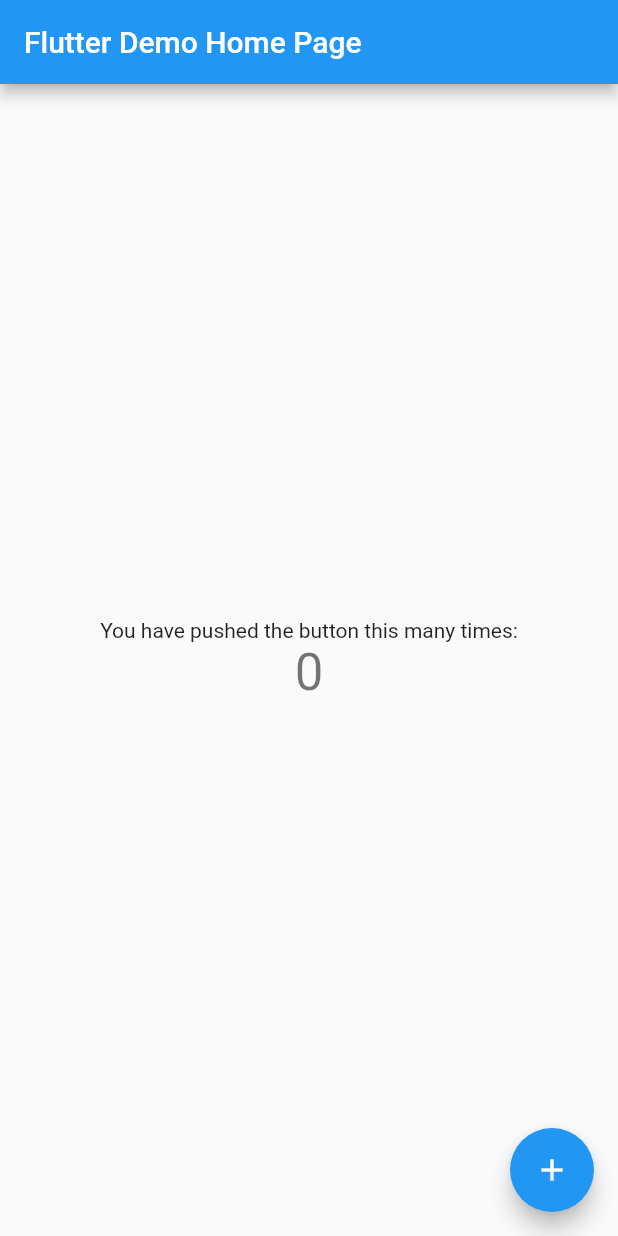
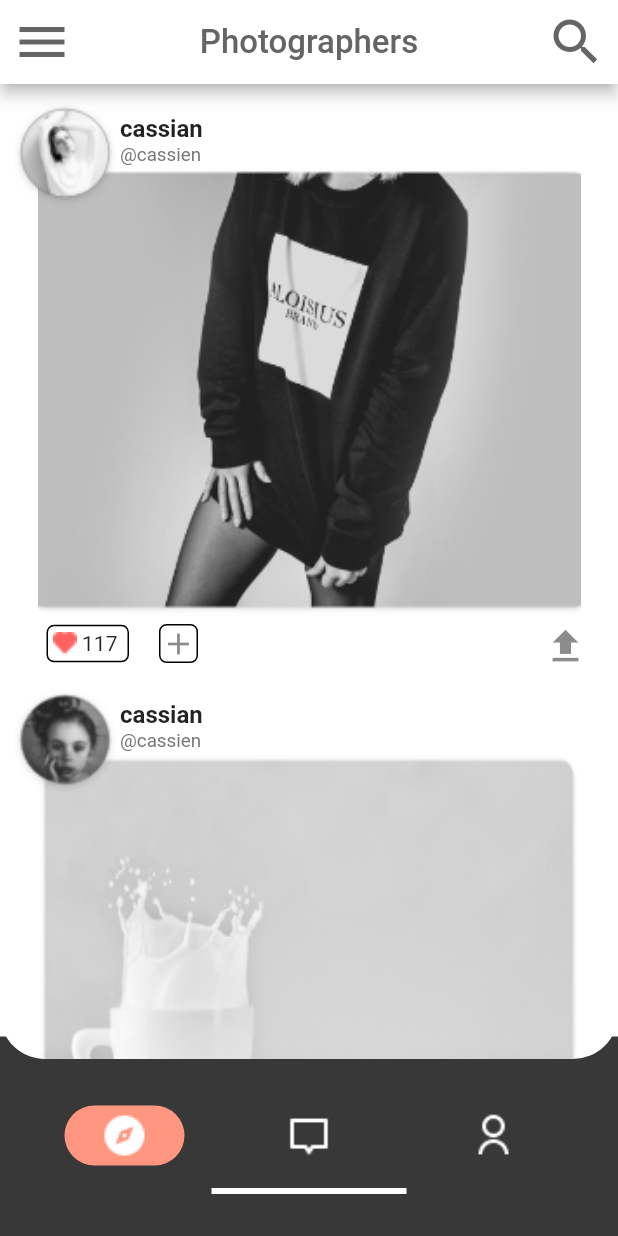
Before and after one commit to moizdev7/task1, a Flutter app: the screen it shows after launch, on a phone screen of 412 x 824 dp. Run offline on Flutter 3.47's test engine with Material 2 defaults, Android fonts, the phone set to English and light mode, and no system bars.

Commit message:
Adding Screen

```diff
--- /dev/null
+++ b/lib/app/tas1.dart
@@ -0,0 +1,13 @@
+import 'package:flutter/material.dart';
+import 'package:task1/screen/home.dart';
+
+class Task1 extends StatelessWidget {
+  const Task1({Key? key}) : super(key: key);
+
+  @override
+  Widget build(BuildContext context) {
+    return MaterialApp(
+      home: Home(),
+    );
+  }
+}
--- a/lib/main.dart
+++ b/lib/main.dart
@@ -1,113 +1,7 @@
-import 'package:flutter/material.dart';
+import 'package:flutter/cupertino.dart';
 
-void main() {
-  runApp(MyApp());
+import 'app/tas1.dart';
+
+void main(List<String> args) {
+  runApp(Task1());
 }
-
-class MyApp extends StatelessWidget {
-  // This widget is the root of your application.
-  @override
-  Widget build(BuildContext context) {
-    return MaterialApp(
-      title: 'Flutter Demo',
-      theme: ThemeData(
-        // This is the theme of your application.
-        //
-        // Try running your application with "flutter run". You'll see the
-        // application has a blue toolbar. Then, without quitting the app, try
-        // changing the primarySwatch below to Colors.green and then invoke
-        // "hot reload" (press "r" in the console where you ran "flutter run",
-        // or simply save your changes to "hot reload" in a Flutter IDE).
-        // Notice that the counter didn't reset back to zero; the application
-        // is not restarted.
-        primarySwatch: Colors.blue,
-      ),
-      home: MyHomePage(title: 'Flutter Demo Home Page'),
-    );
-  }
-}
-
-class MyHomePage extends StatefulWidget {
-  MyHomePage({Key? key, required this.title}) : super(key: key);
-
-  // This widget is the home page of your application. It is stateful, meaning
-  // that it has a State object (defined below) that contains fields that affect
-  // how it looks.
-
-  // This class is the configuration for the state. It holds the values (in this
-  // case the title) provided by the parent (in this case the App widget) and
-  // used by the build method of the State. Fields in a Widget subclass are
-  // always marked "final".
-
-  final String title;
-
-  @override
-  _MyHomePageState createState() => _MyHomePageState();
-}
-
-class _MyHomePageState extends State<MyHomePage> {
-  int _counter = 0;
-
-  void _incrementCounter() {
-    setState(() {
-      // This call to setState tells the Flutter framework that something has
-      // changed in this State, which causes it to rerun the build method below
-      // so that the display can reflect the updated values. If we changed
-      // _counter without calling setState(), then the build method would not be
-      // called again, and so nothing would appear to happen.
-      _counter++;
-    });
-  }
-
-  @override
-  Widget build(BuildContext context) {
-    // This method is rerun every time setState is called, for instance as done
-    // by the _incrementCounter method above.
-    //
-    // The Flutter framework has been optimized to make rerunning build methods
-    // fast, so that you can just rebuild anything that needs updating rather
-    // than having to individually change instances of widgets.
-    return Scaffold(
-      appBar: AppBar(
-        // Here we take the value from the MyHomePage object that was created by
-        // the App.build method, and use it to set our appbar title.
-        title: Text(widget.title),
-      ),
-      body: Center(
-        // Center is a layout widget. It takes a single child and positions it
-        // in the middle of the parent.
-        child: Column(
-          // Column is also a layout widget. It takes a list of children and
-          // arranges them vertically. By default, it sizes itself to fit its
-          // children horizontally, and tries to be as tall as its parent.
-          //
-          // Invoke "debug painting" (press "p" in the console, choose the
-          // "Toggle Debug Paint" action from the Flutter Inspector in Android
-          // Studio, or the "Toggle Debug Paint" command in Visual Studio Code)
-          // to see the wireframe for each widget.
-          //
-          // Column has various properties to control how it sizes itself and
-          // how it positions its children. Here we use mainAxisAlignment to
-          // center the children vertically; the main axis here is the vertical
-          // axis because Columns are vertical (the cross axis would be
-          // horizontal).
-          mainAxisAlignment: MainAxisAlignment.center,
-          children: <Widget>[
-            Text(
-              'You have pushed the button this many times:',
-            ),
-            Text(
-              '$_counter',
-              style: Theme.of(context).textTheme.headline4,
-            ),
-          ],
-        ),
-      ),
-      floatingActionButton: FloatingActionButton(
-        onPressed: _incrementCounter,
-        tooltip: 'Increment',
-        child: Icon(Icons.add),
-      ), // This trailing comma makes auto-formatting nicer for build methods.
-    );
-  }
-}
--- /dev/null
+++ b/lib/screen/home.dart
@@ -0,0 +1,398 @@
+import 'package:flutter/cupertino.dart';
+import 'package:flutter/material.dart';
+
+class Home extends StatelessWidget {
+  const Home({Key? key}) : super(key: key);
+
+  @override
+  Widget build(BuildContext context) {
+    return SafeArea(
+      child: Scaffold(
+          backgroundColor: Colors.white,
+          appBar: AppBar(
+            foregroundColor: Color(0xFF656565),
+            backgroundColor: Colors.white,
+            backwardsCompatibility: false,
+            title: Text(
+              "Photographers",
+              style: TextStyle(fontSize: 22),
+            ),
+            centerTitle: true,
+            leading: IconButton(
+              onPressed: () {},
+              icon: Icon(Icons.menu),
+              iconSize: 40,
+            ),
+            actions: [
+              IconButton(
+                onPressed: () {},
+                icon: Icon(Icons.search),
+                iconSize: 40,
+              )
+            ],
+          ),
+          body: Stack(
+            children: [
+              Container(
+                height: double.infinity,
+                width: double.infinity,
+                margin: EdgeInsets.only(top: 635),
+                color: Color(0xFF383838),
+                child: Padding(
+                  padding: const EdgeInsets.only(top: 18),
+                  child: Column(
+                    mainAxisAlignment: MainAxisAlignment.center,
+                    children: [
+                      Row(
+                        mainAxisAlignment: MainAxisAlignment.spaceEvenly,
+                        children: [
+                          Container(
+                            padding: EdgeInsets.all(4),
+                            height: 40,
+                            width: 80,
+                            decoration: BoxDecoration(
+                                borderRadius: BorderRadius.circular(20),
+                                color: Color(0xFFff9780)),
+                            child: Image(
+                                fit: BoxFit.contain,
+                                image: AssetImage(
+                                  "assets/Compass.png",
+                                )),
+                          ),
+                          Container(
+                              height: 30,
+                              width: 80,
+                              child: Image(
+                                  fit: BoxFit.contain,
+                                  image: AssetImage("assets/chat.png"))),
+                          Container(
+                              height: 30,
+                              width: 80,
+                              child: Image(
+                                  fit: BoxFit.contain,
+                                  image: AssetImage("assets/user.png")))
+                        ],
+                      ),
+                      SizedBox(
+                        height: 15,
+                      ),
+                      Center(
+                        child: Container(
+                          height: 04,
+                          width: 130,
+                          color: Color(0xFFffffff),
+                        ),
+                      )
+                    ],
+                  ),
+                ),
+              ),
+              Container(
+                height: 650,
+                decoration: BoxDecoration(
+                    color: Colors.white,
+                    borderRadius: BorderRadius.only(
+                        bottomRight: Radius.circular(30),
+                        bottomLeft: Radius.circular(30))),
+                child: ListView(
+                  scrollDirection: Axis.vertical,
+                  children: [
+                    SizedBox(
+                      height: 10,
+                    ),
+                    Stack(
+                      children: [
+                        Padding(
+                          padding:
+                              EdgeInsets.only(top: 45, left: 25, right: 25),
+                          child: Container(
+                            height: 300,
+                            width: 390,
+                            child: Image(
+                              fit: BoxFit.cover,
+                              image: AssetImage('assets/Background1.png'),
+                            ),
+                          ),
+                        ),
+                        Container(
+                          height: 75,
+                          padding: EdgeInsets.only(left: 6),
+                          child: Image(
+                            fit: BoxFit.cover,
+                            image: AssetImage('assets/Profile1.png'),
+                          ),
+                        ),
+                        Padding(
+                          padding: const EdgeInsets.only(left: 80, top: 10),
+                          child: Column(
+                            crossAxisAlignment: CrossAxisAlignment.start,
+                            children: [
+                              Text(
+                                "cassian",
+                                style: TextStyle(
+                                    fontSize: 16, fontWeight: FontWeight.bold),
+                              ),
+                              Text(
+                                "@cassien",
+                                style: TextStyle(
+                                  fontSize: 12.5,
+                                  color: Color(0xFF787878),
+                                ),
+                              ),
+                            ],
+                          ),
+                        )
+                      ],
+                    ),
+                    Row(
+                      crossAxisAlignment: CrossAxisAlignment.center,
+                      children: [
+                        Container(
+                          height: 25,
+                          width: 55,
+                          decoration: BoxDecoration(
+                              border: Border.all(color: Colors.black),
+                              borderRadius: BorderRadius.circular(05)),
+                          margin: EdgeInsets.only(top: 5, left: 31, right: 20),
+                          child: Row(
+                            mainAxisAlignment: MainAxisAlignment.center,
+                            children: [
+                              Image(
+                                height: 16,
+                                fit: BoxFit.cover,
+                                image: AssetImage("assets/Heart.png"),
+                              ),
+                              Text(
+                                " 117 ",
+                                style: TextStyle(fontSize: 14),
+                              ),
+                            ],
+                          ),
+                        ),
+                        Container(
+                            height: 26,
+                            width: 26,
+                            decoration: BoxDecoration(
+                                border: Border.all(color: Colors.black),
+                                borderRadius: BorderRadius.circular(05)),
+                            margin: EdgeInsets.only(top: 5, right: 230),
+                            child: Icon(
+                              Icons.add,
+                              color: Colors.black45,
+                            )),
+                        Container(
+                            height: 26,
+                            width: 26,
+                            margin: EdgeInsets.only(
+                              top: 5,
+                            ),
+                            child: Icon(
+                              Icons.upload,
+                              color: Colors.black45,
+                              size: 30,
+                            )),
+                      ],
+                    ),
+                    SizedBox(
+                      height: 15,
+                    ),
+                    Stack(
+                      children: [
+                        Padding(
+                          padding:
+                              EdgeInsets.only(top: 45, left: 25, right: 25),
+                          child: Container(
+                            height: 300,
+                            width: 390,
+                            child: Image(
+                              fit: BoxFit.fill,
+                              image: AssetImage('assets/Background2.png'),
+                            ),
+                          ),
+                        ),
+                        Container(
+                          height: 75,
+                          padding: EdgeInsets.only(left: 6),
+                          child: Image(
+                            fit: BoxFit.cover,
+                            image: AssetImage('assets/Profile2.png'),
+                          ),
+                        ),
+                        Padding(
+                          padding: const EdgeInsets.only(left: 80, top: 10),
+                          child: Column(
+                            crossAxisAlignment: CrossAxisAlignment.start,
+                            children: [
+                              Text(
+                                "cassian",
+                                style: TextStyle(
+                                    fontSize: 16, fontWeight: FontWeight.bold),
+                              ),
+                              Text(
+                                "@cassien",
+                                style: TextStyle(
+                                  fontSize: 12.5,
+                                  color: Color(0xFF787878),
+                                ),
+                              ),
+                            ],
+                          ),
+                        )
+                      ],
+                    ),
+                    Row(
+                      crossAxisAlignment: CrossAxisAlignment.center,
+                      children: [
+                        Container(
+                          height: 25,
+                          width: 55,
+                          decoration: BoxDecoration(
+                              border: Border.all(color: Colors.black),
+                              borderRadius: BorderRadius.circular(05)),
+                          margin: EdgeInsets.only(top: 5, left: 31, right: 20),
+                          child: Row(
+                            mainAxisAlignment: MainAxisAlignment.center,
+                            children: [
+                              Image(
+                                height: 16,
+                                fit: BoxFit.cover,
+                                image: AssetImage("assets/Heart.png"),
+                              ),
+                              Text(
+                                " 117 ",
+                                style: TextStyle(fontSize: 14),
+                              ),
+                            ],
+                          ),
+                        ),
+                        Container(
+                            height: 26,
+                            width: 26,
+                            decoration: BoxDecoration(
+                                border: Border.all(color: Colors.black),
+                                borderRadius: BorderRadius.circular(05)),
+                            margin: EdgeInsets.only(top: 5, right: 230),
+                            child: Icon(
+                              Icons.add,
+                              color: Colors.black45,
+                            )),
+                        Container(
+                            height: 26,
+                            width: 26,
+                            margin: EdgeInsets.only(
+                              top: 5,
+                            ),
+                            child: Icon(
+                              Icons.upload,
+                              color: Colors.black45,
+                              size: 30,
+                            )),
+                      ],
+                    ),
+                    SizedBox(
+                      height: 15,
+                    ),
+                    Stack(
+                      children: [
+                        Padding(
+                          padding:
+                              EdgeInsets.only(top: 45, left: 25, right: 25),
+                          child: Container(
+                            height: 300,
+                            width: 373,
+                            child: Image(
+                              fit: BoxFit.contain,
+                              image: AssetImage('assets/Background3.png'),
+                            ),
+                          ),
+                        ),
+                        Container(
+                          height: 75,
+                          padding: EdgeInsets.only(left: 6),
+                          child: Image(
+                            fit: BoxFit.cover,
+                            image: AssetImage('assets/Profile2.png'),
+                          ),
+                        ),
+                        Padding(
+                          padding: const EdgeInsets.only(left: 80, top: 10),
+                          child: Column(
+                            crossAxisAlignment: CrossAxisAlignment.start,
+                            children: [
+                              Text(
+                                "harsoo",
+                                style: TextStyle(
+                                    fontSize: 16, fontWeight: FontWeight.bold),
+                              ),
+                              Text(
+                                "@harsoo",
+                                style: TextStyle(
+                                  fontSize: 12.5,
+                                  color: Color(0xFF787878),
+                                ),
+                              ),
+                            ],
+                          ),
+                        )
+                      ],
+                    ),
+                    Row(
+                      crossAxisAlignment: CrossAxisAlignment.center,
+                      children: [
+                        Container(
+                          height: 25,
+                          width: 55,
+                          decoration: BoxDecoration(
+                              border: Border.all(color: Colors.black),
+                              borderRadius: BorderRadius.circular(05)),
+                          margin: EdgeInsets.only(top: 5, left: 31, right: 20),
+                          child: Row(
+                            mainAxisAlignment: MainAxisAlignment.center,
+                            children: [
+                              Image(
+                                height: 16,
+                                fit: BoxFit.cover,
+                                image: AssetImage("assets/Heart.png"),
+                              ),
+                              Text(
+                                " 117 ",
+                                style: TextStyle(fontSize: 14),
+                              ),
+                            ],
+                          ),
+                        ),
+                        Container(
+                            height: 26,
+                            width: 26,
+                            decoration: BoxDecoration(
+                                border: Border.all(color: Colors.black),
+                                borderRadius: BorderRadius.circular(05)),
+                            margin: EdgeInsets.only(top: 5, right: 230),
+                            child: Icon(
+                              Icons.add,
+                              color: Colors.black45,
+                            )),
+                        Container(
+                            height: 26,
+                            width: 26,
+                            margin: EdgeInsets.only(
+                              top: 5,
+                            ),
+                            child: Icon(
+                              Icons.upload,
+                              color: Colors.black45,
+                              size: 30,
+                            )),
+                      ],
+                    ),
+                    SizedBox(
+                      height: 15,
+                    ),
+                  ],
+                ),
+              ),
+            ],
+          )),
+    );
+  }
+}
--- a/pubspec.yaml
+++ b/pubspec.yaml
@@ -45,8 +45,8 @@ flutter:
   uses-material-design: true
 
   # To add assets to your application, add an assets section, like this:
-  # assets:
-  #   - images/a_dot_burr.jpeg
+  assets:
+    - assets/
   #   - images/a_dot_ham.jpeg
 
   # An image asset can refer to one or more resolution-specific "variants", see
```
Also changed, not shown: assets/Background1.png (added), assets/Background2.png (added), assets/Background3.png (added), assets/Compass.png (added), assets/Heart.png (added), assets/Profile1.png (added), assets/Profile2.png (added), assets/chat.png (added), assets/plus.png (added), assets/user.png (added), 1 other file.
